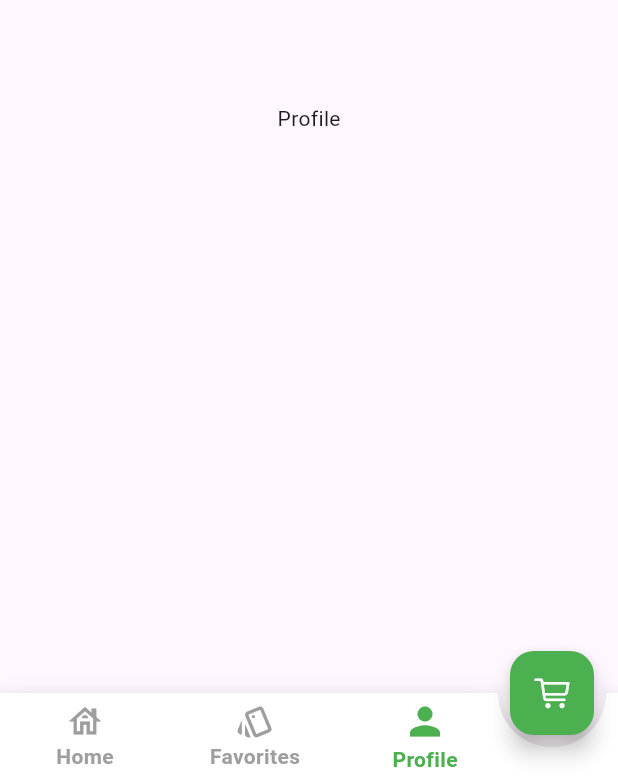
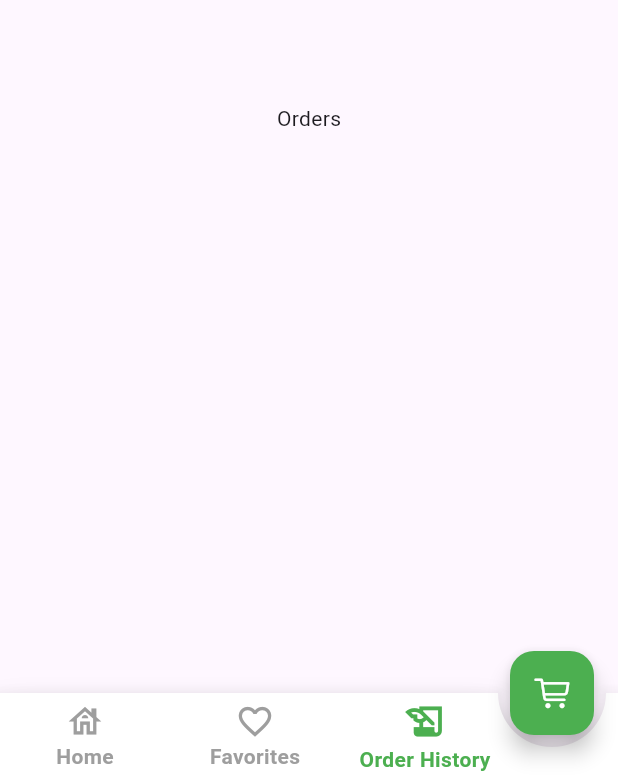
Before and after one commit to sxjal/bygrocerry, a Flutter app: the screen it shows once a user with an empty profile is signed in, item 3 of the bottom bar chosen, on a phone screen of 412 x 824 dp. Shown: the part 456-1233 px from the top of the screen. Run offline on Flutter 3.47's test engine with Material 3 defaults, Android fonts, the phone set to English and light mode, and no system bars; drawn by our look-alikes of stylish_bottom_bar; our stand-ins replace cloud_firestore, firebase_auth, firebase_core, firebase_database, google_fonts, timezone; missing offline and left inert: razorpay_flutter; accounts and stored records are empty; statements that could not run were skipped.

Commit message:
building home[age

```diff
--- a/lib/pages/home/home.dart
+++ b/lib/pages/home/home.dart
@@ -1,4 +1,6 @@
+import 'package:bygrocerry/pages/cartPage/cart_page.dart';
 import 'package:bygrocerry/pages/detailPage/details_page.dart';
+import 'package:bygrocerry/pages/profile/profile_page.dart';
 import 'package:bygrocerry/pages/welcome/welcome_page.dart';
 import 'package:flutter/cupertino.dart';
 import 'package:flutter/material.dart';
@@ -13,6 +15,7 @@ import 'package:firebase_auth/firebase_auth.dart';
 import 'package:cloud_firestore/cloud_firestore.dart';
 import 'package:stylish_bottom_bar/model/bar_items.dart';
 import 'package:stylish_bottom_bar/stylish_bottom_bar.dart';
+import 'package:bygrocerry/pages/home/mainpage.dart';
 
 late UserModel userModel;
 Size? size;
@@ -72,11 +75,11 @@ class _HomeScreenState extends State<HomeScreen> {
   @override
   Widget build(BuildContext context) {
     return Scaffold(
-      extendBody: true, //to make floating action button notch transparent
+      extendBody: false, //to make floating action button notch transparent
 
       //to avoid the floating action button overlapping behavior,
       // when a soft keyboard is displayed
-      resizeToAvoidBottomInset: false,
+      resizeToAvoidBottomInset: true,
 
       bottomNavigationBar: StylishBottomBar(
         backgroundColor: Colors.white,
@@ -99,22 +102,21 @@ class _HomeScreenState extends State<HomeScreen> {
           ),
           BottomBarItem(
             icon: const Icon(
-              Icons.style_outlined,
+              Icons.favorite_border,
             ),
-            selectedIcon: const Icon(Icons.style),
             selectedColor: Colors.green,
             title: const Text('Favorites'),
           ),
           BottomBarItem(
             icon: const Icon(
-              Icons.person_outline,
+              Icons.history,
             ),
             selectedIcon: const Icon(
-              Icons.person,
+              Icons.history_edu,
             ),
             selectedColor: Colors.green,
             title: const Text(
-              'Profile',
+              'Order History',
             ),
           ),
         ],
@@ -133,7 +135,7 @@ class _HomeScreenState extends State<HomeScreen> {
           setState(() {
             Navigator.of(context).push(
               MaterialPageRoute(
-                builder: (context) => WelcomePage(),
+                builder: (context) => CartPage(),
               ),
             );
           });
@@ -145,15 +147,13 @@ class _HomeScreenState extends State<HomeScreen> {
         ),
       ),
       floatingActionButtonLocation: FloatingActionButtonLocation.endDocked,
-      body: SafeArea(
-        child: PageView(
-          controller: controller,
-          children: const [
-            Center(child: Text('Home')),
-            Center(child: Text('Style')),
-            Center(child: Text('Profile')),
-          ],
-        ),
+      body: PageView(
+        controller: controller,
+        children: [
+          HomePage(),
+          Center(child: Text('Style')),
+          Center(child: Text('Orders')),
+        ],
       ),
     );
   }
--- a/lib/pages/profile/profile_page.dart
+++ b/lib/pages/profile/profile_page.dart
@@ -13,6 +13,7 @@ class ProfilePage extends StatefulWidget {
 
   RegExp regExp = RegExp(ProfilePage.pattern.toString());
 
+  ProfilePage({Key? key}) : super(key: key);
   @override
   _ProfilePageState createState() => _ProfilePageState();
 }
--- a/pubspec.yaml
+++ b/pubspec.yaml
@@ -61,6 +61,7 @@ flutter:
     - images/non_profile.jpg
     - images/homepagebg.jpeg
     - images/logopng.png
+    - images/bgpattern.png
 
   #   - images/a_dot_ham.jpeg
 
```
Also changed, not shown: lib/pages/home/mainpage.dart (added, +103 -0 lines), images/bgpattern.png (added).
